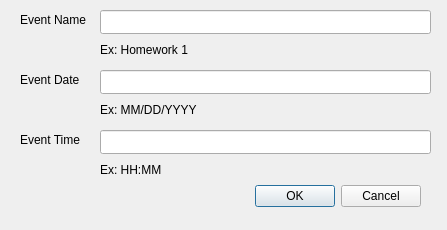
This is Qt Project Files/SpiralBound/addcalendarevent.ui in ECU-CSCI-4230/SpiralBound as Qt 5 draws it before an edit. The edited form follows.
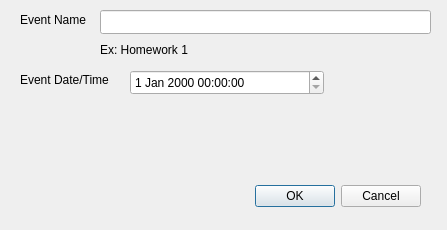
This is the edited form.

Commit message: Created eventDateTime

Patch:
```diff
--- a/Qt Project Files/SpiralBound/addcalendarevent.ui
+++ b/Qt Project Files/SpiralBound/addcalendarevent.ui
@@ -57,71 +57,12 @@
     <rect>
      <x>20</x>
      <y>70</y>
-     <width>80</width>
-     <height>20</height>
-    </rect>
-   </property>
-   <property name="text">
-    <string>Event Date</string>
-   </property>
-  </widget>
-  <widget class="QLineEdit" name="lineEdit_eventDate">
-   <property name="geometry">
-    <rect>
-     <x>100</x>
-     <y>70</y>
-     <width>331</width>
-     <height>24</height>
-    </rect>
-   </property>
-  </widget>
-  <widget class="QLabel" name="label_eventDate_2">
-   <property name="geometry">
-    <rect>
-     <x>100</x>
-     <y>100</y>
      <width>111</width>
      <height>20</height>
     </rect>
    </property>
    <property name="text">
-    <string>Ex: MM/DD/YYYY</string>
-   </property>
-  </widget>
-  <widget class="QLabel" name="label_eventTime">
-   <property name="geometry">
-    <rect>
-     <x>20</x>
-     <y>130</y>
-     <width>80</width>
-     <height>20</height>
-    </rect>
-   </property>
-   <property name="text">
-    <string>Event Time</string>
-   </property>
-  </widget>
-  <widget class="QLineEdit" name="lineEdit_eventTime">
-   <property name="geometry">
-    <rect>
-     <x>100</x>
-     <y>130</y>
-     <width>331</width>
-     <height>24</height>
-    </rect>
-   </property>
-  </widget>
-  <widget class="QLabel" name="label_eventTime_2">
-   <property name="geometry">
-    <rect>
-     <x>100</x>
-     <y>160</y>
-     <width>111</width>
-     <height>20</height>
-    </rect>
-   </property>
-   <property name="text">
-    <string>Ex: HH:MM</string>
+    <string>Event Date/Time</string>
    </property>
   </widget>
   <widget class="QLabel" name="label_eventName_2">
@@ -137,6 +78,16 @@
     <string>Ex: Homework 1</string>
    </property>
   </widget>
+  <widget class="QDateTimeEdit" name="dateTimeEdit">
+   <property name="geometry">
+    <rect>
+     <x>130</x>
+     <y>70</y>
+     <width>194</width>
+     <height>25</height>
+    </rect>
+   </property>
+  </widget>
  </widget>
  <resources/>
  <connections>
```
The commit also changes 6 other files.
